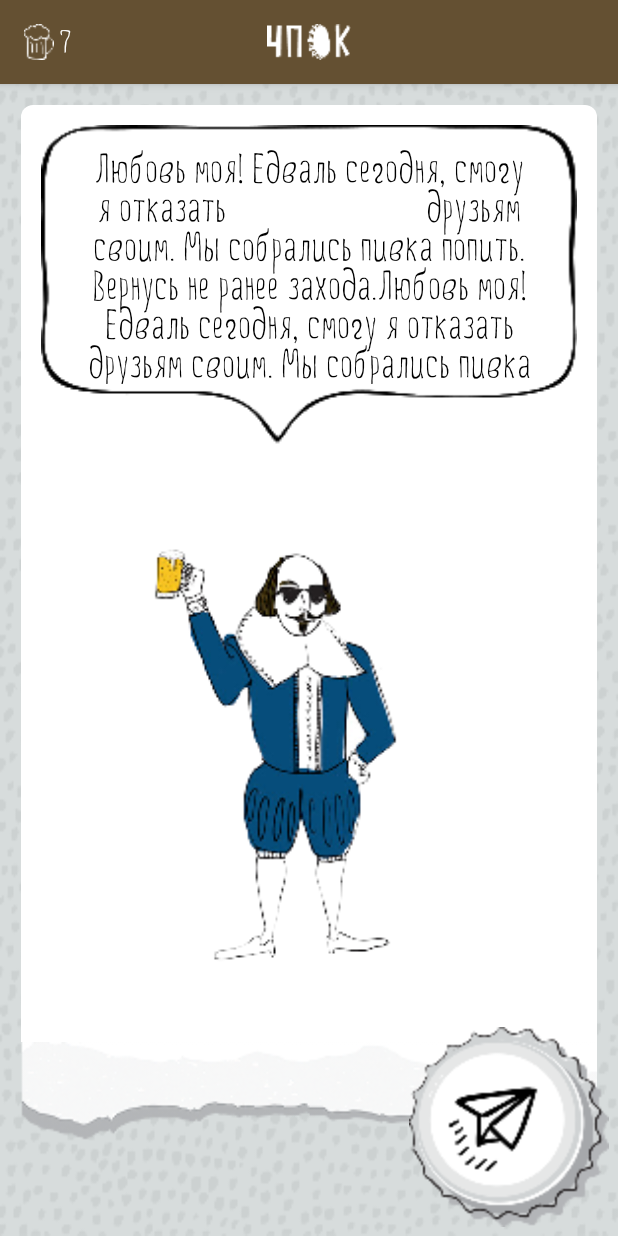
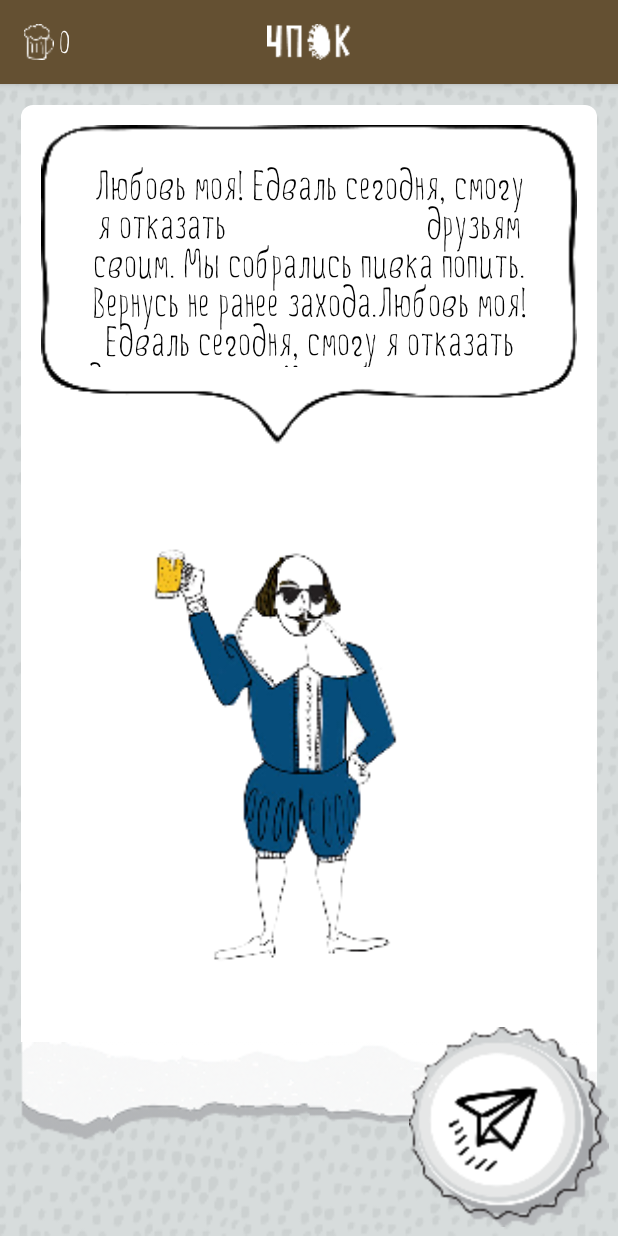
Before and after one commit to Regener1/Chpock_Android, an Android app: the MainActivity screen opened directly, with no data from a screen before it, on a phone screen of 412 x 824 dp. Run offline under Robolectric (Android 15) with nearby library versions, the phone set to English and light mode, and no system bars; libraries missing offline, so code that uses them is left out: com.facebook.rebound.

Commit message:
action bar counter

```diff
--- a/app/build.gradle
+++ b/app/build.gradle
@@ -28,4 +28,6 @@ dependencies {
     compile 'com.android.support.constraint:constraint-layout:1.0.2'
     compile 'com.facebook.rebound:rebound:0.3.6'
     testCompile 'junit:junit:4.12'
+
+    compile 'me.grantland:autofittextview:0.2.+'
 }
--- a/app/src/main/java/com/example/user/chpok/MainActivity.java
+++ b/app/src/main/java/com/example/user/chpok/MainActivity.java
@@ -2,6 +2,7 @@ package com.example.user.chpok;
 
 import android.app.Activity;
 import android.content.Context;
+import android.content.SharedPreferences;
 import android.support.v4.app.Fragment;
 import android.support.v4.app.FragmentActivity;
 import android.os.Bundle;
@@ -11,16 +12,21 @@ import android.support.v4.view.PagerAdapter;
 import android.support.v4.view.ViewPager;
 import android.support.v7.app.ActionBar;
 import android.support.v7.app.AppCompatActivity;
+import android.util.Log;
 import android.view.LayoutInflater;
 import android.view.View;
+import android.widget.TextView;
 
 public class MainActivity extends AppCompatActivity {
 
     private static final int NUM_PAGES = 2;
+    private static final String BEER_COUNT_KEY = "BEER_COUNT";
 
     private ViewPager mSlidePager;
-
     private PagerAdapter mPagerAdapter;
+    private View mViewBeerCount;
+    private SharedPreferences mSharedPreferences;
+    private int mBeerCount = 0;
 
     @Override
     protected void onCreate(Bundle savedInstanceState) {
@@ -40,9 +46,47 @@ public class MainActivity extends AppCompatActivity {
 
         View view = inflater.inflate(R.layout.action_bar_title, null);
         //get image view counter
-//        view.findViewById()
+        mViewBeerCount = view.findViewById(R.id.actionBarTitle_TextView_TextViewCount);
         actionBar.setCustomView(view);
 
+        loadCounter();
+
+    }
+
+    //ask
+//    @Override
+//    protected void onDestroy() {
+//        super.onDestroy();
+//        saveCounter();
+//    }
+
+    public void btnBeerCup_OnClick(View view) {
+        mBeerCount++;
+        displayBeerCount(mBeerCount);
+        saveCounter();
+
+
+    }
+
+    private void saveCounter(){
+        mSharedPreferences = getPreferences(MODE_PRIVATE);
+        SharedPreferences.Editor editor = mSharedPreferences.edit();
+        editor.putInt(BEER_COUNT_KEY, mBeerCount);
+        editor.commit();
+
+        Log.i("MYLOG", "counter saved");
+    }
+
+    private void loadCounter(){
+        mSharedPreferences = getPreferences(MODE_PRIVATE);
+        mBeerCount = mSharedPreferences.getInt(BEER_COUNT_KEY, 0);
+        displayBeerCount(mBeerCount);
+
+        Log.i("MYLOG", "counter loaded");
+    }
+
+    private void displayBeerCount(int value){
+        ((TextView)mViewBeerCount).setText(Integer.toString(value));
     }
 
     /**
--- a/app/src/main/java/com/example/user/chpok/Message.java
+++ b/app/src/main/java/com/example/user/chpok/Message.java
@@ -10,6 +10,8 @@ public class Message {
     private String mText;
     private String mPngUrl;
     private Image mPngImg;
+
+    public Message(){}
 
     public Message(String text, String pngUrl, Image pngImg) {
         this.mText = text;
--- a/app/src/main/res/layout/action_bar_title.xml
+++ b/app/src/main/res/layout/action_bar_title.xml
@@ -3,8 +3,7 @@
     xmlns:android="http://schemas.android.com/apk/res/android"
     xmlns:app="http://schemas.android.com/apk/res-auto"
     android:layout_width="match_parent"
-    android:layout_height="match_parent"
-    android:background="@color/colorPrimary">
+    android:layout_height="match_parent">
 
 
     <ImageView
--- a/app/src/main/res/layout/activity_main.xml
+++ b/app/src/main/res/layout/activity_main.xml
@@ -24,5 +24,6 @@
         android:layout_marginRight="6dp"
         android:background="@color/colorTransparent"
         android:scaleType="fitXY"
-        android:src="@mipmap/button_beer_cup"/>
+        android:src="@mipmap/button_beer_cup"
+        android:onClick="btnBeerCup_OnClick"/>
 </RelativeLayout>
--- a/app/src/main/res/layout/fragment_screen_slide_page.xml
+++ b/app/src/main/res/layout/fragment_screen_slide_page.xml
@@ -1,8 +1,8 @@
 <?xml version="1.0" encoding="utf-8"?>
 <RelativeLayout
     xmlns:android="http://schemas.android.com/apk/res/android"
+
     xmlns:app="http://schemas.android.com/apk/res-auto"
-
     android:layout_width="match_parent"
     android:layout_height="match_parent">
 
@@ -57,6 +57,7 @@
                         друзьям своим. Мы собрались пивка попить.
                         Вернусь не ранее захода."
         android:textColor="@color/colorBlack"
+        android:maxLines="5"
         android:textSize="26sp"
         app:font="FiveMinutes.ttf"/>
 
```
Also changed, not shown: app/src/main/java/com/example/user/chpok/CustomTextView.java (+5 -6 lines), app/src/main/java/com/example/user/chpok/ServiceMessage.java (+3 -6 lines).
